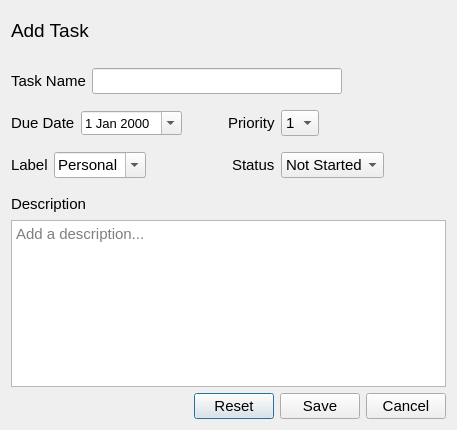
Qt form ui/add_task.ui (VicMbugua/TaskManagementSystem) before a commit.
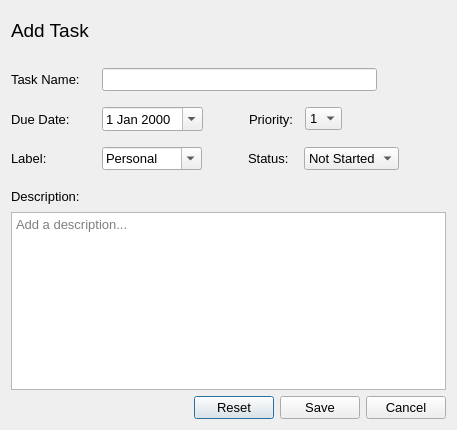
The same form after that commit.

What changed in the file:
```diff
--- a/ui/add_task.ui
+++ b/ui/add_task.ui
@@ -12,7 +12,7 @@
   </property>
   <property name="font">
    <font>
-    <pointsize>11</pointsize>
+    <pointsize>10</pointsize>
    </font>
   </property>
   <property name="windowTitle">
@@ -61,8 +61,14 @@
      </property>
      <item>
       <widget class="QLabel" name="label">
+       <property name="minimumSize">
+        <size>
+         <width>85</width>
+         <height>0</height>
+        </size>
+       </property>
        <property name="text">
-        <string>Task Name</string>
+        <string>Task Name:</string>
        </property>
       </widget>
      </item>
@@ -76,7 +82,7 @@
        </property>
        <property name="minimumSize">
         <size>
-         <width>250</width>
+         <width>275</width>
          <height>0</height>
         </size>
        </property>
@@ -104,8 +110,14 @@
      </property>
      <item>
       <widget class="QLabel" name="label_2">
+       <property name="minimumSize">
+        <size>
+         <width>85</width>
+         <height>0</height>
+        </size>
+       </property>
        <property name="text">
-        <string>Due Date</string>
+        <string>Due Date:</string>
        </property>
       </widget>
      </item>
@@ -157,8 +169,14 @@
      </item>
      <item>
       <widget class="QLabel" name="label_3">
+       <property name="minimumSize">
+        <size>
+         <width>50</width>
+         <height>0</height>
+        </size>
+       </property>
        <property name="text">
-        <string>Priority</string>
+        <string>Priority:</string>
        </property>
       </widget>
      </item>
@@ -222,13 +240,25 @@
      </property>
      <item>
       <widget class="QLabel" name="label_4">
+       <property name="minimumSize">
+        <size>
+         <width>85</width>
+         <height>0</height>
+        </size>
+       </property>
        <property name="text">
-        <string>Label</string>
+        <string>Label:</string>
        </property>
       </widget>
      </item>
      <item>
       <widget class="QComboBox" name="label_name">
+       <property name="minimumSize">
+        <size>
+         <width>100</width>
+         <height>0</height>
+        </size>
+       </property>
        <property name="whatsThis">
         <string>&lt;html&gt;&lt;head/&gt;&lt;body&gt;&lt;p&gt;The cartegory of the given task.&lt;/p&gt;&lt;/body&gt;&lt;/html&gt;</string>
        </property>
@@ -272,7 +302,7 @@
        </property>
        <property name="sizeHint" stdset="0">
         <size>
-         <width>80</width>
+         <width>40</width>
          <height>20</height>
         </size>
        </property>
@@ -280,8 +310,14 @@
      </item>
      <item>
       <widget class="QLabel" name="label_5">
+       <property name="minimumSize">
+        <size>
+         <width>50</width>
+         <height>0</height>
+        </size>
+       </property>
        <property name="text">
-        <string>Status</string>
+        <string>Status:</string>
        </property>
       </widget>
      </item>
@@ -322,7 +358,7 @@
      <item>
       <widget class="QLabel" name="label_6">
        <property name="text">
-        <string>Description</string>
+        <string>Description:</string>
        </property>
       </widget>
      </item>
```
Left out of the diff: 16 changed lines with no effect on the pictures.
